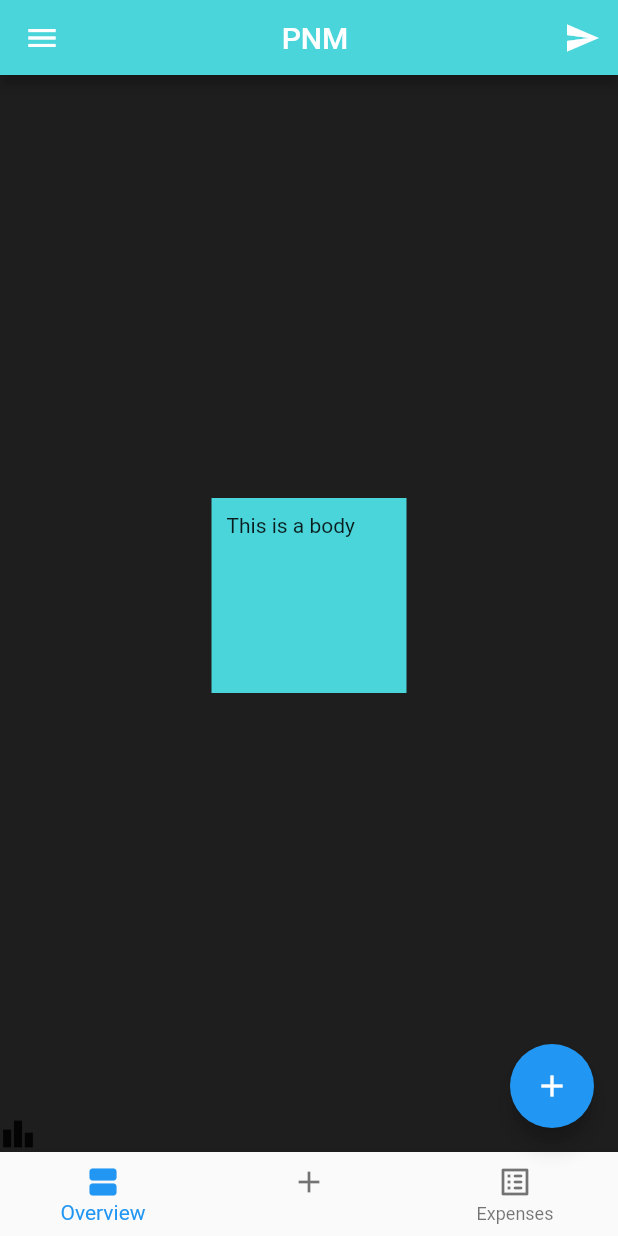
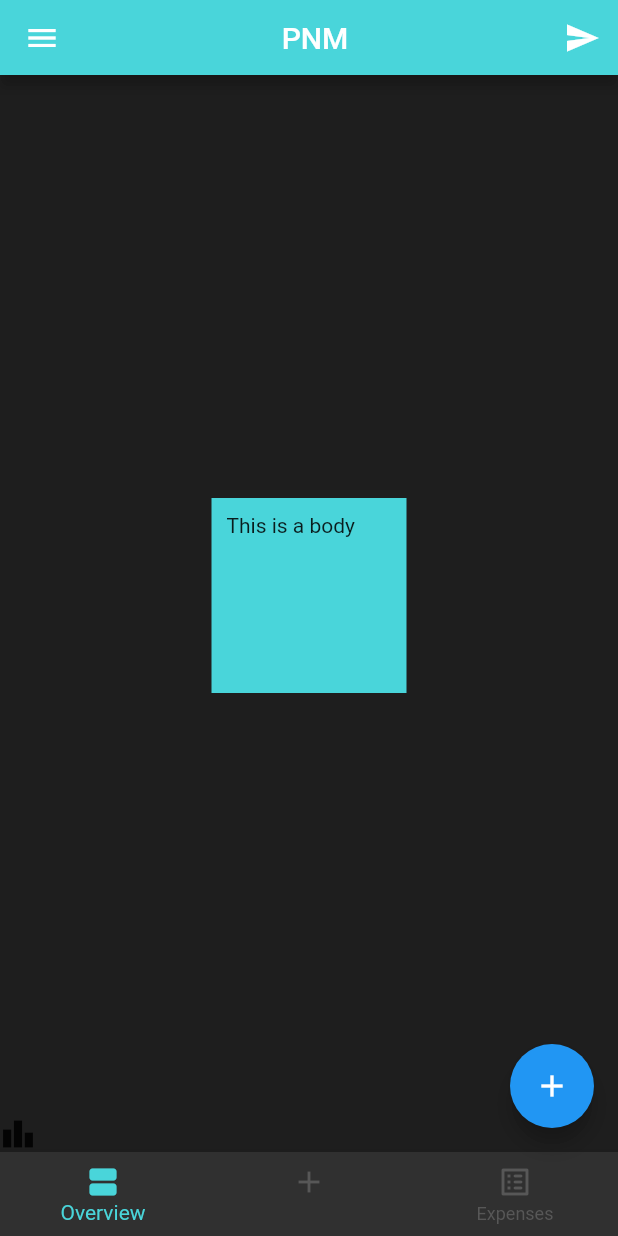
Before and after one commit to FreddyKly/EzSplit, a Flutter app: the screen it shows after launch, on a phone screen of 412 x 824 dp. Run offline on Flutter 3.47's test engine with Material 2 defaults, Android fonts, the phone set to English and light mode, and no system bars.

Commit message:
BottomNavigationBar styling

```diff
--- a/lib/screens/homeScreen.dart
+++ b/lib/screens/homeScreen.dart
@@ -40,14 +40,21 @@ class Home extends StatelessWidget {
       bottomNavigationBar: BottomNavigationBar(items: const [
         BottomNavigationBarItem(
             icon: Icon(Icons.view_agenda),
-            label: 'Overview'),
+            label: 'Overview',
+            ),
         BottomNavigationBarItem(
           icon: Icon(Icons.add),
           label: ''),
         BottomNavigationBarItem(
             icon: Icon(Icons.list_alt_rounded),
-            label: 'Expenses')
-      ]),
+            label: 'Expenses'),
+      ],
+      selectedItemColor: primary,
+      unselectedItemColor: highlight,
+      showSelectedLabels: true,
+      showUnselectedLabels: true,
+      backgroundColor: accent,
+      ),
       drawer: const Drawer(
         child: Icon(Icons.add),
       ),
--- a/lib/utils/colors.dart
+++ b/lib/utils/colors.dart
@@ -2,4 +2,5 @@ import 'package:flutter/material.dart';
 
 const Color primary = Color.fromARGB(255, 73, 213, 218);
 const Color bgColor = Color.fromARGB(250, 26, 26, 26);
-const Color accent = Color.fromARGB(255, 17, 110, 163);
+const Color accent = Color.fromARGB(255, 48, 48, 48);
+const Color highlight = Color.fromARGB(255, 87, 87, 87);
```
